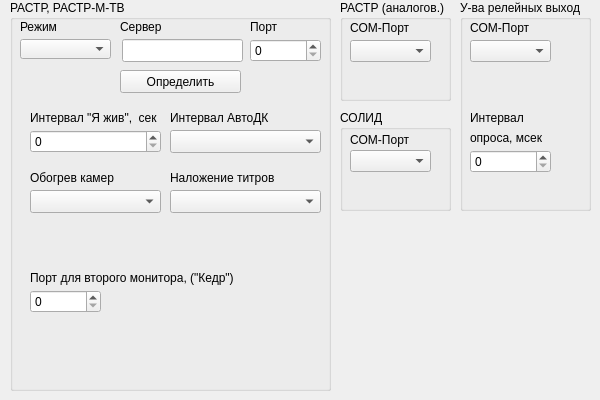
Before: the Qt Designer form m_cfg/rastr_adam_widget.ui in xXRadioHeadXx/start7, drawn with Qt 5.
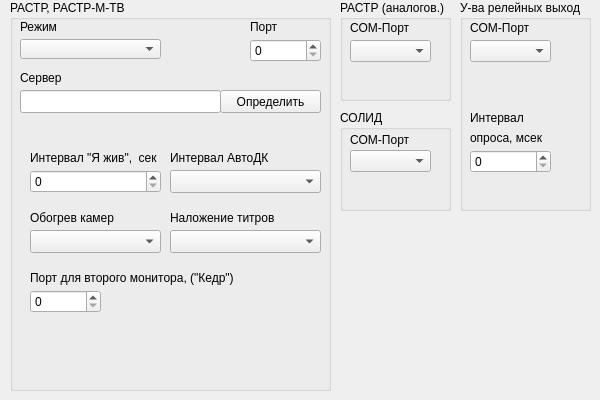
After: the same form once the commit is applied.

```diff
--- a/m_cfg/rastr_adam_widget.ui
+++ b/m_cfg/rastr_adam_widget.ui
@@ -43,7 +43,7 @@
      <rect>
       <x>10</x>
       <y>39</y>
-      <width>91</width>
+      <width>141</width>
       <height>20</height>
      </rect>
     </property>
@@ -89,9 +89,9 @@
    <widget class="QLineEdit" name="Name">
     <property name="geometry">
      <rect>
-      <x>112</x>
-      <y>39</y>
-      <width>121</width>
+      <x>10</x>
+      <y>90</y>
+      <width>201</width>
       <height>23</height>
      </rect>
     </property>
@@ -99,8 +99,8 @@
    <widget class="QLabel" name="label_4">
     <property name="geometry">
      <rect>
-      <x>110</x>
-      <y>19</y>
+      <x>10</x>
+      <y>70</y>
       <width>61</width>
       <height>16</height>
      </rect>
@@ -112,9 +112,9 @@
    <widget class="QPushButton" name="pushButton">
     <property name="geometry">
      <rect>
-      <x>110</x>
-      <y>70</y>
-      <width>121</width>
+      <x>210</x>
+      <y>90</y>
+      <width>101</width>
       <height>23</height>
      </rect>
     </property>
@@ -126,7 +126,7 @@
     <property name="geometry">
      <rect>
       <x>20</x>
-      <y>110</y>
+      <y>150</y>
       <width>151</width>
       <height>16</height>
      </rect>
@@ -139,7 +139,7 @@
     <property name="geometry">
      <rect>
       <x>20</x>
-      <y>130</y>
+      <y>170</y>
       <width>131</width>
       <height>23</height>
      </rect>
@@ -149,7 +149,7 @@
     <property name="geometry">
      <rect>
       <x>160</x>
-      <y>110</y>
+      <y>150</y>
       <width>121</width>
       <height>16</height>
      </rect>
@@ -162,7 +162,7 @@
     <property name="geometry">
      <rect>
       <x>20</x>
-      <y>170</y>
+      <y>210</y>
       <width>101</width>
       <height>16</height>
      </rect>
@@ -175,7 +175,7 @@
     <property name="geometry">
      <rect>
       <x>160</x>
-      <y>170</y>
+      <y>210</y>
       <width>111</width>
       <height>16</height>
      </rect>
@@ -214,7 +214,7 @@
     <property name="geometry">
      <rect>
       <x>160</x>
-      <y>130</y>
+      <y>170</y>
       <width>151</width>
       <height>23</height>
      </rect>
@@ -224,7 +224,7 @@
     <property name="geometry">
      <rect>
       <x>160</x>
-      <y>190</y>
+      <y>230</y>
       <width>151</width>
       <height>23</height>
      </rect>
@@ -234,7 +234,7 @@
     <property name="geometry">
      <rect>
       <x>20</x>
-      <y>190</y>
+      <y>230</y>
       <width>131</width>
       <height>23</height>
      </rect>
@@ -281,7 +281,7 @@
      <rect>
       <x>10</x>
       <y>110</y>
-      <width>131</width>
+      <width>101</width>
       <height>16</height>
      </rect>
     </property>
```
Left out of the diff: 3 changed lines with no effect on the pictures.
